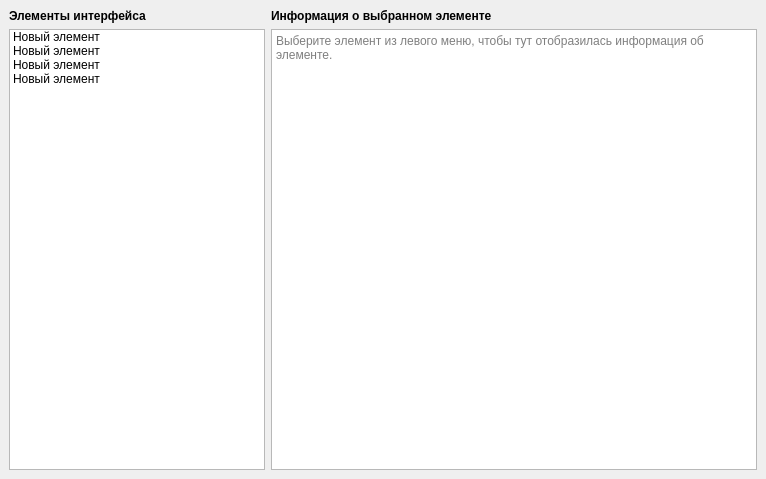
Above: ui/reference.ui from dalbsyn/cursovoi-project-1 before the change. Below: the same form after it.
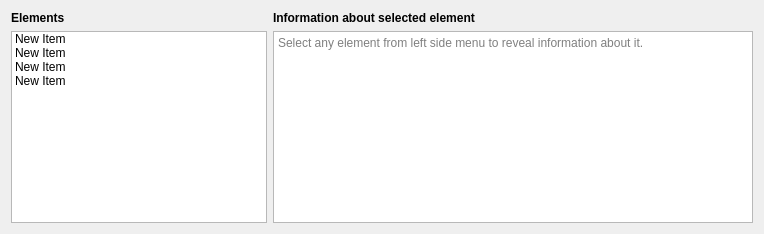
That is the form after the change.

Commit message: Рефакторинг графического интерфейса

```diff
--- a/ui/reference.ui
+++ b/ui/reference.ui
@@ -1,90 +1,112 @@
 <?xml version="1.0" encoding="UTF-8"?>
 <ui version="4.0">
- <class>MainWindow</class>
- <widget class="QMainWindow" name="MainWindow">
+ <class>Reference</class>
+ <widget class="QDialog" name="Reference">
   <property name="geometry">
    <rect>
     <x>0</x>
     <y>0</y>
-    <width>766</width>
-    <height>479</height>
+    <width>760</width>
+    <height>234</height>
    </rect>
   </property>
   <property name="windowTitle">
    <string>Справка</string>
   </property>
-  <widget class="QWidget" name="centralwidget">
-   <layout class="QGridLayout" name="gridLayout">
-    <item row="0" column="1">
-     <widget class="QLabel" name="label_selected_element_information">
-      <property name="font">
-       <font>
-        <weight>75</weight>
-        <bold>true</bold>
-       </font>
-      </property>
-      <property name="text">
-       <string>Информация о выбранном элементе</string>
-      </property>
-     </widget>
-    </item>
-    <item row="0" column="0">
-     <widget class="QLabel" name="label_ui_elements">
-      <property name="font">
-       <font>
-        <weight>75</weight>
-        <bold>true</bold>
-       </font>
-      </property>
-      <property name="text">
-       <string>Элементы интерфейса</string>
-      </property>
-     </widget>
-    </item>
-    <item row="1" column="1">
-     <widget class="QTextBrowser" name="area_element_information">
+  <layout class="QGridLayout" name="gridLayout_2">
+   <property name="sizeConstraint">
+    <enum>QLayout::SizeConstraint::SetFixedSize</enum>
+   </property>
+   <item row="1" column="1" colspan="2">
+    <widget class="QTextBrowser" name="text_information">
+     <property name="sizePolicy">
+      <sizepolicy hsizetype="Expanding" vsizetype="Expanding">
+       <horstretch>0</horstretch>
+       <verstretch>0</verstretch>
+      </sizepolicy>
+     </property>
+     <property name="minimumSize">
+      <size>
+       <width>480</width>
+       <height>0</height>
+      </size>
+     </property>
       <property name="placeholderText">
-       <string>Выберите элемент из левого меню, чтобы тут отобразилась информация об элементе.</string>
+      <string>Select any element from left side menu to reveal information about it.</string>
+     </property>
+    </widget>
+   </item>
+   <item row="0" column="0">
+    <widget class="QLabel" name="label_elements">
+     <property name="sizePolicy">
+      <sizepolicy hsizetype="Preferred" vsizetype="Fixed">
+       <horstretch>0</horstretch>
+       <verstretch>0</verstretch>
+      </sizepolicy>
+     </property>
+     <property name="font">
+      <font>
+       <bold>true</bold>
+      </font>
+     </property>
+     <property name="text">
+      <string>Elements</string>
       </property>
      </widget>
     </item>
     <item row="1" column="0">
-     <widget class="QListWidget" name="list_ui_elements">
+    <widget class="QListWidget" name="list_elements">
       <property name="sizePolicy">
-       <sizepolicy hsizetype="Maximum" vsizetype="Expanding">
+      <sizepolicy hsizetype="Fixed" vsizetype="Expanding">
         <horstretch>0</horstretch>
         <verstretch>0</verstretch>
        </sizepolicy>
       </property>
       <item>
        <property name="text">
-        <string>Новый элемент</string>
+       <string>New Item</string>
        </property>
       </item>
       <item>
        <property name="text">
-        <string>Новый элемент</string>
+       <string>New Item</string>
        </property>
       </item>
       <item>
        <property name="text">
-        <string>Новый элемент</string>
+       <string>New Item</string>
        </property>
       </item>
       <item>
        <property name="text">
-        <string>Новый элемент</string>
+       <string>New Item</string>
        </property>
       </item>
      </widget>
     </item>
-   </layout>
-  </widget>
- </widget>
- <tabstops>
-  <tabstop>list_ui_elements</tabstop>
-  <tabstop>area_element_information</tabstop>
- </tabstops>
+   <item row="0" column="1" colspan="2">
+    <widget class="QLabel" name="label_element_info">
+     <property name="sizePolicy">
+      <sizepolicy hsizetype="Preferred" vsizetype="Fixed">
+       <horstretch>0</horstretch>
+       <verstretch>0</verstretch>
+      </sizepolicy>
+     </property>
+     <property name="font">
+      <font>
+       <bold>true</bold>
+      </font>
+     </property>
+     <property name="text">
+      <string>Information about selected element</string>
+     </property>
+     <property name="wordWrap">
+      <bool>false</bool>
+     </property>
+    </widget>
+   </item>
+  </layout>
+ </widget>
  <resources/>
  <connections/>
 </ui>
```
Left out of the diff: 2 changed lines with no effect on the pictures. Lines whose indentation alone changed are shown as unchanged. The commit also changes 2 other files.
